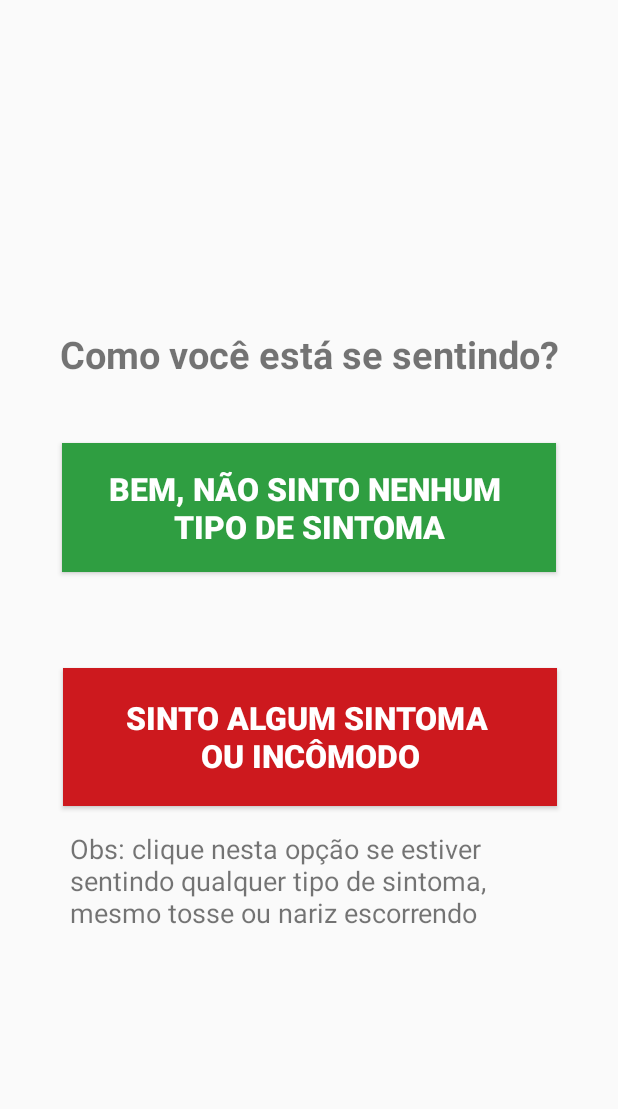
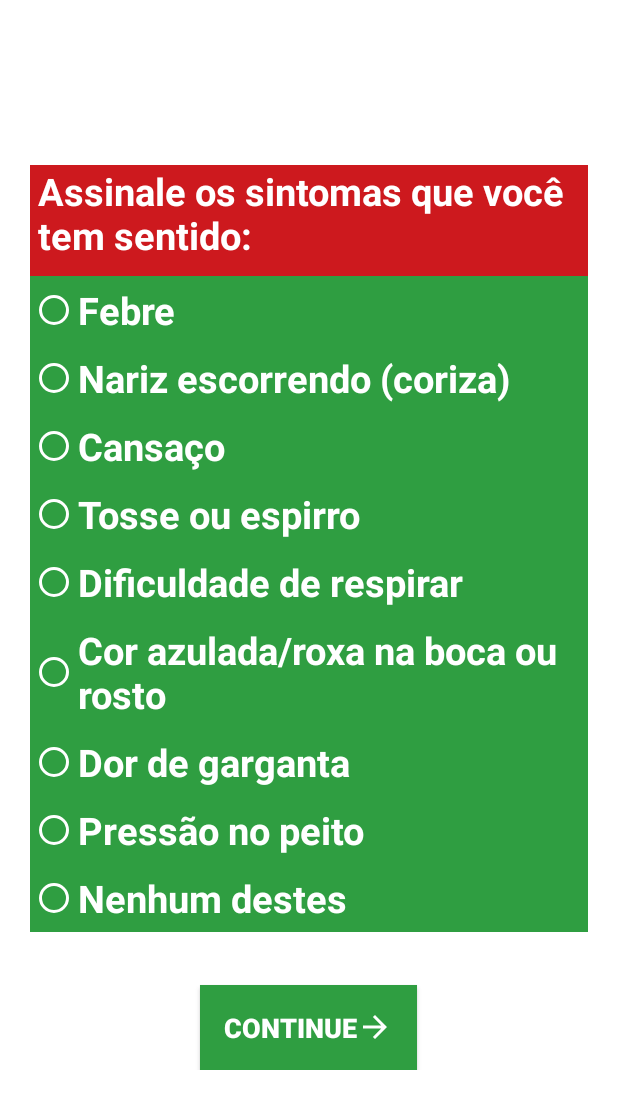
Before and after one commit to leonardo-silva/kd-covid, an Android app: the Feeling screen opened directly, with no data from a screen before it, after a tap on an icon or button, on a phone screen of 412 x 824 dp. Shown: the top 1109 px of the screen. Run offline under Robolectric (Android 15) with nearby library versions, the phone set to English and light mode, and no system bars; 1 statement that could not run was skipped.

Commit message:
Implementing activity for patients with symptoms

```diff
--- a/kdcovid_app/app/src/main/AndroidManifest.xml
+++ b/kdcovid_app/app/src/main/AndroidManifest.xml
@@ -4,12 +4,14 @@
 
     <application
         android:allowBackup="true"
-        android:icon="@drawable/kdcovid_logo1"
+        android:icon="@drawable/kdcovid_logo"
         android:label="@string/app_name"
         android:roundIcon="@mipmap/ic_launcher_round"
         android:supportsRtl="true"
         android:theme="@style/AppTheme">
-        <activity android:name=".activity.Feeling"></activity>
+        <activity android:name=".activity.SymptomDuration"></activity>
+        <activity android:name=".activity.YesSymptom" />
+        <activity android:name=".activity.Feeling" />
         <activity android:name=".activity.Agreement" />
         <activity
             android:name=".activity.MainActivity"
--- a/kdcovid_app/app/src/main/java/com/dam/kdcovid_app/activity/Agreement.java
+++ b/kdcovid_app/app/src/main/java/com/dam/kdcovid_app/activity/Agreement.java
@@ -17,8 +17,6 @@ public class Agreement extends AppCompatActivity {
     protected void onCreate(Bundle savedInstanceState) {
         super.onCreate(savedInstanceState);
         setContentView(R.layout.activity_agreement);
-        // To hide the title bar
-        getSupportActionBar().hide();
         // Set up visual components
         btnIAgree = findViewById(R.id.btnIAgree);
         btnIAgree.setOnClickListener(new View.OnClickListener() {
--- a/kdcovid_app/app/src/main/java/com/dam/kdcovid_app/activity/Feeling.java
+++ b/kdcovid_app/app/src/main/java/com/dam/kdcovid_app/activity/Feeling.java
@@ -2,24 +2,26 @@ package com.dam.kdcovid_app.activity;
 
 import androidx.appcompat.app.AppCompatActivity;
 
+import android.content.Intent;
 import android.os.Bundle;
 import android.view.View;
 import android.widget.Button;
 import android.widget.Toast;
 
 import com.dam.kdcovid_app.R;
+import com.dam.kdcovid_app.model.Patient;
 
 public class Feeling extends AppCompatActivity {
 
     private Button btnNoSymptom;
     private Button btnYesSymptom;
+    private static final boolean YES = true;
+    private static final boolean NO = false;
 
     @Override
     protected void onCreate(Bundle savedInstanceState) {
         super.onCreate(savedInstanceState);
         setContentView(R.layout.activity_feeling);
-        // To hide the title bar
-        getSupportActionBar().hide();
         // Set up visual components
         btnNoSymptom = findViewById(R.id.btnNoSymptom);
         btnYesSymptom = findViewById(R.id.btnYesSymptom);
@@ -32,8 +34,17 @@ public class Feeling extends AppCompatActivity {
         btnYesSymptom.setOnClickListener(new View.OnClickListener() {
             @Override
             public void onClick(View v) {
-                Toast.makeText(Feeling.this, "Ainda não fiz essa parte!", Toast.LENGTH_LONG).show();
+                gotoYesSymptomActivity();
             }
         });
     }
+
+    private void gotoYesSymptomActivity() {
+        // Create Patient instance
+        Patient patient = new Patient(YES);
+        // Call Agreement activity
+        Intent intent = new Intent(getApplicationContext(), YesSymptom.class);
+        intent.putExtra("patient", patient);
+        startActivity(intent);
+    }
 }
--- a/kdcovid_app/app/src/main/java/com/dam/kdcovid_app/activity/MainActivity.java
+++ b/kdcovid_app/app/src/main/java/com/dam/kdcovid_app/activity/MainActivity.java
@@ -23,7 +23,7 @@ public class MainActivity extends AppCompatActivity {
         super.onCreate(savedInstanceState);
         setContentView(R.layout.activity_main);
         // To hide the title bar
-        getSupportActionBar().hide();
+        //getSupportActionBar().hide();
 
         // Set up visual components
         btnNext = findViewById(R.id.btnNext);
--- /dev/null
+++ b/kdcovid_app/app/src/main/java/com/dam/kdcovid_app/activity/YesSymptom.java
@@ -0,0 +1,80 @@
+package com.dam.kdcovid_app.activity;
+
+import androidx.appcompat.app.AppCompatActivity;
+
+import android.os.Bundle;
+import android.view.View;
+import android.widget.Button;
+import android.widget.RadioButton;
+import android.widget.RadioGroup;
+import android.widget.Toast;
+
+import com.dam.kdcovid_app.R;
+import com.dam.kdcovid_app.model.Patient;
+
+public class YesSymptom extends AppCompatActivity {
+
+    private Patient patient;
+    private RadioButton rdbFever;
+    private RadioButton rdbRunningNose;
+    private RadioButton rdbTiredness;
+    private RadioButton rdbCough;
+    private RadioButton rdbBreathProblem;
+    private RadioButton rdbPurpleMouth;
+    private RadioButton rdbSoreThroat;
+    private RadioButton rdbChestPressure;
+    private RadioButton rdbNOA;
+    private Button btnYesSymptomNext;
+
+    @Override
+    protected void onCreate(Bundle savedInstanceState) {
+        super.onCreate(savedInstanceState);
+        setContentView(R.layout.activity_yes_symptom);
+        // Set up visual components
+        this.setUpViewById();
+        this.setUpNextButtonListener();
+        // Get Patient object
+        Bundle bundle = getIntent().getExtras();
+        this.patient = (Patient)bundle.get("patient");
+    }
+
+    public void uncheckNOA(View view) {
+        // Click event for all radiobuttons except NOA
+        rdbNOA.setChecked(false);
+    }
+
+    public void uncheckAllRadioButtonsButNOA(View view) {
+        // Click event for rdbNOA
+        rdbFever.setChecked(false);
+        rdbRunningNose.setChecked(false);
+        rdbTiredness.setChecked(false);
+        rdbCough.setChecked(false);
+        rdbBreathProblem.setChecked(false);
+        rdbPurpleMouth.setChecked(false);
+        rdbSoreThroat.setChecked(false);
+        rdbChestPressure.setChecked(false);
+    }
+
+    private void setUpNextButtonListener() {
+        btnYesSymptomNext.setOnClickListener(new View.OnClickListener() {
+            @Override
+            public void onClick(View v) {
+                Toast.makeText(YesSymptom.this, "Ainda não fiz essa parte!", Toast.LENGTH_LONG).show();
+            }
+        });
+    }
+
+    private void setUpViewById() {
+        rdbFever = findViewById(R.id.rdbFever);
+        rdbRunningNose = findViewById(R.id.rdbRunningNose);
+        rdbTiredness = findViewById(R.id.rdbTiredness);
+        rdbCough = findViewById(R.id.rdbCough);
+        rdbBreathProblem = findViewById(R.id.rdbBreathProblem);
+        rdbPurpleMouth = findViewById(R.id.rdbPurpleMouth);
+        rdbSoreThroat = findViewById(R.id.rdbSoreThroat);
+        rdbChestPressure = findViewById(R.id.rdbChestPressure);
+        rdbNOA = findViewById(R.id.rdbNOA);
+        btnYesSymptomNext = findViewById(R.id.btnYesSymptom);
+    }
+
+}
--- a/kdcovid_app/app/src/main/res/layout/activity_feeling.xml
+++ b/kdcovid_app/app/src/main/res/layout/activity_feeling.xml
@@ -56,6 +56,7 @@
         android:layout_height="84dp"
         android:layout_marginTop="16dp"
         android:text="@string/warning_feeling_msg"
+        android:textColor="@android:color/black"
         android:textSize="18sp"
         app:layout_constraintEnd_toEndOf="parent"
         app:layout_constraintStart_toStartOf="parent"
--- a/kdcovid_app/app/src/main/res/layout/activity_main.xml
+++ b/kdcovid_app/app/src/main/res/layout/activity_main.xml
@@ -12,7 +12,7 @@
         android:layout_width="128dp"
         android:layout_height="128dp"
         android:scaleType="centerCrop"
-        android:src="@drawable/coronavirus128"
+        android:src="@drawable/kdcovid_logo"
         app:layout_constraintEnd_toEndOf="parent"
         app:layout_constraintStart_toStartOf="parent"
         app:layout_constraintTop_toBottomOf="@+id/tvKD" />
@@ -21,7 +21,7 @@
         android:id="@+id/tvKD"
         android:layout_width="wrap_content"
         android:layout_height="wrap_content"
-        android:text="KD ?"
+        android:text="KD-Covid"
         android:textColor="@android:color/black"
         android:textSize="30sp"
         android:textStyle="bold"
--- /dev/null
+++ b/kdcovid_app/app/src/main/res/layout/activity_yes_symptom.xml
@@ -0,0 +1,171 @@
+<?xml version="1.0" encoding="utf-8"?>
+<LinearLayout xmlns:android="http://schemas.android.com/apk/res/android"
+    xmlns:app="http://schemas.android.com/apk/res-auto"
+    xmlns:tools="http://schemas.android.com/tools"
+    android:layout_width="match_parent"
+    android:layout_height="wrap_content"
+    android:layout_gravity="center_vertical"
+    android:orientation="vertical"
+    android:padding="20sp"
+    tools:context=".activity.YesSymptom">
+
+    <TextView
+        android:id="@+id/tvSelectSymptom"
+        android:layout_width="match_parent"
+        android:layout_height="wrap_content"
+        android:background="@color/colorAccent"
+        android:paddingLeft="5sp"
+        android:paddingRight="5sp"
+        android:paddingBottom="10sp"
+        android:text="@string/tell_symptoms_lbl"
+        android:textColor="@android:color/background_light"
+        android:textSize="25sp"
+        android:textStyle="bold" />
+
+    <RadioButton
+        android:id="@+id/rdbFever"
+        android:layout_width="match_parent"
+        android:layout_height="wrap_content"
+        android:background="@color/colorPrimary"
+        android:buttonTint="@android:color/white"
+        android:onClick="uncheckNOA"
+        android:paddingTop="5sp"
+        android:paddingBottom="5sp"
+        android:text="@string/fever_lbl"
+        android:textColor="@android:color/background_light"
+        android:textSize="25sp"
+        android:textStyle="bold" />
+
+    <RadioButton
+        android:id="@+id/rdbRunningNose"
+        android:layout_width="match_parent"
+        android:layout_height="wrap_content"
+        android:background="@color/colorPrimary"
+        android:buttonTint="@android:color/white"
+        android:onClick="uncheckNOA"
+        android:paddingTop="5sp"
+        android:paddingBottom="5sp"
+        android:text="@string/running_nose_lbl"
+        android:textColor="@android:color/background_light"
+        android:textSize="25sp"
+        android:textStyle="bold" />
+
+    <RadioButton
+        android:id="@+id/rdbTiredness"
+        android:layout_width="match_parent"
+        android:layout_height="wrap_content"
+        android:background="@color/colorPrimary"
+        android:buttonTint="@android:color/white"
+        android:onClick="uncheckNOA"
+        android:paddingTop="5sp"
+        android:paddingBottom="5sp"
+        android:text="@string/tiredness_lbl"
+        android:textColor="@android:color/background_light"
+        android:textSize="25sp"
+        android:textStyle="bold" />
+
+    <RadioButton
+        android:id="@+id/rdbCough"
+        android:layout_width="match_parent"
+        android:layout_height="wrap_content"
+        android:background="@color/colorPrimary"
+        android:buttonTint="@android:color/white"
+        android:onClick="uncheckNOA"
+        android:paddingTop="5sp"
+        android:paddingBottom="5sp"
+        android:text="@string/cough_lbl"
+        android:textColor="@android:color/background_light"
+        android:textSize="25sp"
+        android:textStyle="bold" />
+
+    <RadioButton
+        android:id="@+id/rdbBreathProblem"
+        android:layout_width="match_parent"
+        android:layout_height="wrap_content"
+        android:background="@color/colorPrimary"
+        android:buttonTint="@android:color/white"
+        android:onClick="uncheckNOA"
+        android:paddingTop="5sp"
+        android:paddingBottom="5sp"
+        android:text="@string/breath_problem_lbl"
+        android:textColor="@android:color/background_light"
+        android:textSize="25sp"
+        android:textStyle="bold" />
+
+    <RadioButton
+        android:id="@+id/rdbPurpleMouth"
+        android:layout_width="match_parent"
+        android:layout_height="wrap_content"
+        android:background="@color/colorPrimary"
+        android:buttonTint="@android:color/white"
+        android:onClick="uncheckNOA"
+        android:paddingTop="5sp"
+        android:paddingBottom="5sp"
+        android:text="@string/purple_mouth_lbl"
+        android:textColor="@android:color/background_light"
+        android:textSize="25sp"
+        android:textStyle="bold" />
+
+    <RadioButton
+        android:id="@+id/rdbSoreThroat"
+        android:layout_width="match_parent"
+        android:layout_height="wrap_content"
+        android:background="@color/colorPrimary"
+        android:buttonTint="@android:color/white"
+        android:onClick="uncheckNOA"
+        android:paddingTop="5sp"
+        android:paddingBottom="5sp"
+        android:text="@string/sore_throat_lbl"
+        android:textColor="@android:color/background_light"
+        android:textSize="25sp"
+        android:textStyle="bold" />
+
+    <RadioButton
+        android:id="@+id/rdbChestPressure"
+        android:layout_width="match_parent"
+        android:layout_height="wrap_content"
+        android:background="@color/colorPrimary"
+        android:buttonTint="@android:color/white"
+        android:onClick="uncheckNOA"
+        android:paddingTop="5sp"
+        android:paddingBottom="5sp"
+        android:text="@string/chest_pressure_lbl"
+        android:textColor="@android:color/background_light"
+        android:textSize="25sp"
+        android:textStyle="bold" />
+
+    <RadioButton
+        android:id="@+id/rdbNOA"
+        android:layout_width="match_parent"
+        android:layout_height="wrap_content"
+        android:background="@color/colorPrimary"
+        android:buttonTint="@android:color/white"
+        android:onClick="uncheckAllRadioButtonsButNOA"
+        android:paddingTop="5sp"
+        android:paddingBottom="5sp"
+        android:text="@string/noa_lbl"
+        android:textColor="@android:color/background_light"
+        android:textSize="25sp"
+        android:textStyle="bold" />
+
+    <Button
+        android:id="@+id/btnYesSymptomNext"
+        android:layout_width="wrap_content"
+        android:layout_height="wrap_content"
+        android:layout_gravity="center_horizontal"
+        android:layout_marginTop="35dp"
+        android:background="@color/colorPrimary"
+        android:drawableRight="@drawable/ic_arrow_forward_white_24dp"
+        android:padding="16dp"
+        android:text="@string/next_lbl"
+        android:textColor="@android:color/background_light"
+        android:textSize="18sp"
+        android:textStyle="bold"
+        app:layout_constraintBottom_toBottomOf="parent"
+        app:layout_constraintEnd_toEndOf="parent"
+        app:layout_constraintHorizontal_bias="0.498"
+        app:layout_constraintStart_toStartOf="parent"
+        app:layout_constraintTop_toBottomOf="@+id/imageView4"
+        app:layout_constraintVertical_bias="0.067" />
+
+</LinearLayout>
--- a/kdcovid_app/app/src/main/res/values/colors.xml
+++ b/kdcovid_app/app/src/main/res/values/colors.xml
@@ -3,4 +3,5 @@
     <color name="colorPrimary">#2F9E41</color>
     <color name="colorPrimaryDark">#2F9E41</color>
     <color name="colorAccent">#CD191E</color>
+    <color name="colorBackground">#E6E7E9</color>
 </resources>
--- a/kdcovid_app/app/src/main/res/values/strings.xml
+++ b/kdcovid_app/app/src/main/res/values/strings.xml
@@ -9,4 +9,14 @@
     <string name="nosymptom_msg">bem, não sinto nenhum \ntipo de sintoma</string>
     <string name="yessymptom_msg">Sinto algum sintoma \nou incômodo</string>
     <string name="warning_feeling_msg">Obs: clique nesta opção se estiver sentindo qualquer tipo de sintoma, mesmo tosse ou nariz escorrendo</string>
+    <string name="tell_symptoms_lbl">Assinale os sintomas que você tem sentido:</string>
+    <string name="fever_lbl">Febre</string>
+    <string name="running_nose_lbl">Nariz escorrendo (coriza)</string>
+    <string name="tiredness_lbl">Cansaço</string>
+    <string name="purple_mouth_lbl">Cor azulada/roxa na boca ou rosto</string>
+    <string name="cough_lbl">Tosse ou espirro</string>
+    <string name="breath_problem_lbl">Dificuldade de respirar</string>
+    <string name="sore_throat_lbl">Dor de garganta</string>
+    <string name="chest_pressure_lbl">Pressão no peito</string>
+    <string name="noa_lbl">Nenhum destes</string>
 </resources>
--- a/kdcovid_app/app/src/main/res/values/styles.xml
+++ b/kdcovid_app/app/src/main/res/values/styles.xml
@@ -1,11 +1,12 @@
 <resources>
 
     <!-- Base application theme. -->
-    <style name="AppTheme" parent="Theme.AppCompat.Light.DarkActionBar">
+    <style name="AppTheme" parent="Theme.AppCompat.Light.NoActionBar">
         <!-- Customize your theme here. -->
         <item name="colorPrimary">@color/colorPrimary</item>
         <item name="colorPrimaryDark">@color/colorPrimaryDark</item>
         <item name="colorAccent">@color/colorAccent</item>
+        <item name="android:colorBackground">@android:color/white</item>
     </style>
 
 </resources>
```
Also changed, not shown: kdcovid_app/app/src/main/java/com/dam/kdcovid_app/activity/SymptomDuration.java (added, +16 -0 lines), kdcovid_app/app/src/main/java/com/dam/kdcovid_app/model/Patient.java (added, +100 -0 lines), kdcovid_app/app/src/main/res/layout/activity_symptom_duration.xml (added, +9 -0 lines), kdcovid_app/app/src/main/res/drawable-v24/kdcovid_logo.jpeg (added), kdcovid_app/app/src/main/res/drawable-v24/kdcovid_logo1.jpeg (deleted), 1 other file.
